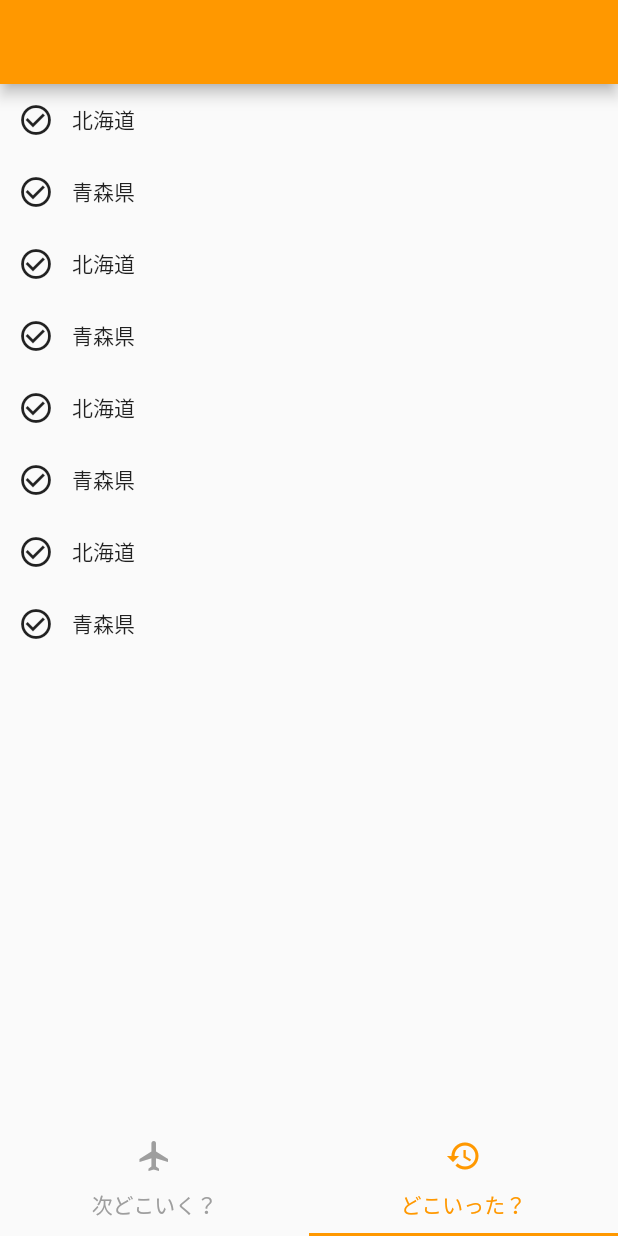
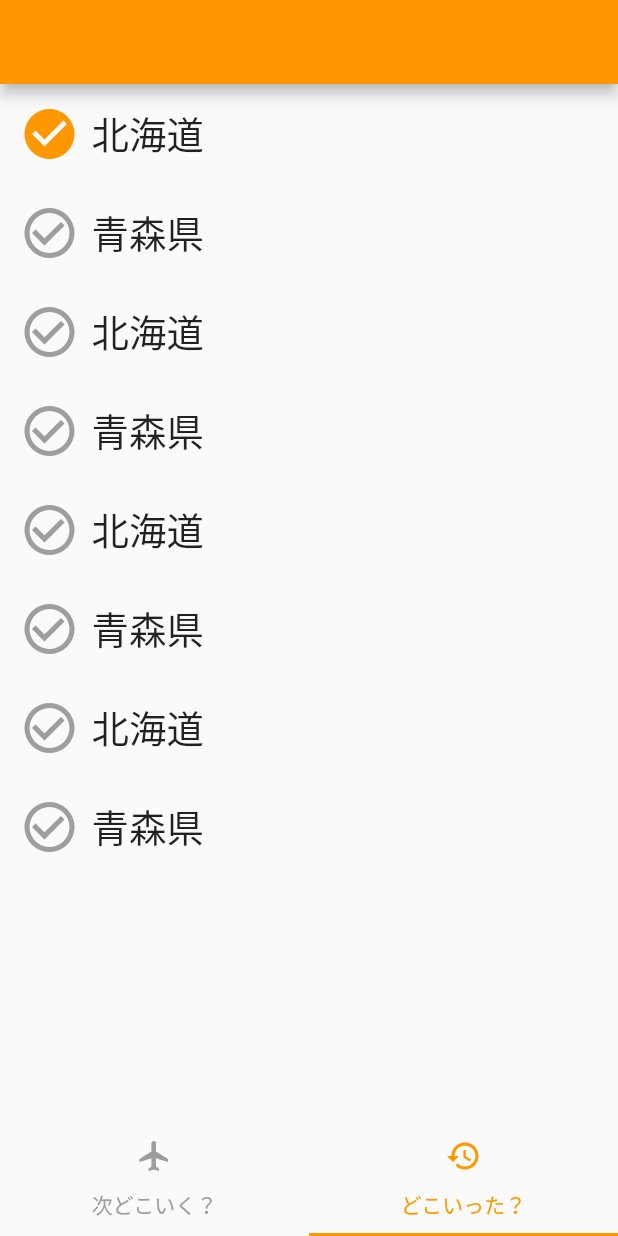
Before and after one commit to kamimi01/next_trip_decider, a Flutter app: the screen it shows after launch, tab 2 chosen, after a tap on the "check circle outline" icon, on a phone screen of 412 x 824 dp. Run offline on Flutter 3.47's test engine with Material 2 defaults, Android fonts, the phone set to English and light mode, and no system bars.

Commit message:
add: prefecture

```diff
--- a/lib/Record/RecordScreen.dart
+++ b/lib/Record/RecordScreen.dart
@@ -11,11 +11,14 @@ class RecordScreen extends StatelessWidget {
             child: ListView(
               children: [
                 for (var prefecture in ["北海道", "青森県", "北海道", "青森県", "北海道", "青森県", "北海道", "青森県"])
-                  Row(
-                    children: [
-                      _checkButton(),
-                      Text(prefecture)
-                    ],
+                  Padding(
+                    padding: const EdgeInsets.all(5.0),
+                    child: Row(
+                      children: [
+                        _checkButton(),
+                        Text(prefecture, style: TextStyle(fontSize: 25),)
+                      ],
+                    ),
                   )
               ],
             )
@@ -25,14 +28,31 @@ class RecordScreen extends StatelessWidget {
   }
 }
 
-class _checkButton extends StatelessWidget {
+class _checkButton extends StatefulWidget {
+  @override
+  State<_checkButton> createState() => _checkButtonState();
+}
+
+class _checkButtonState extends State<_checkButton> {
+  bool isTapped = false;
+
   @override
   Widget build(BuildContext context) {
     return IconButton(
-        icon: const Icon(Icons.check_circle_outline),
+        icon: isTapped ? const Icon(Icons.check_circle) : const Icon(Icons.check_circle_outline),
+        color: isTapped ? Colors.orange : Colors.grey,
         onPressed: () {
-          // ボタンが押された際の動作を記述する
+          setState(() {
+            isTapped = !isTapped;
+            if (isTapped) {
+              // TODO: DBに保存する
+            } else {
+              // TODO: DBから削除する
+            }
+          });
+          print("押された！");
         },
+        iconSize: 40,
     );
   }
 }
```
Also changed, not shown: lib/Prefecture.dart (added, +54 -0 lines).
